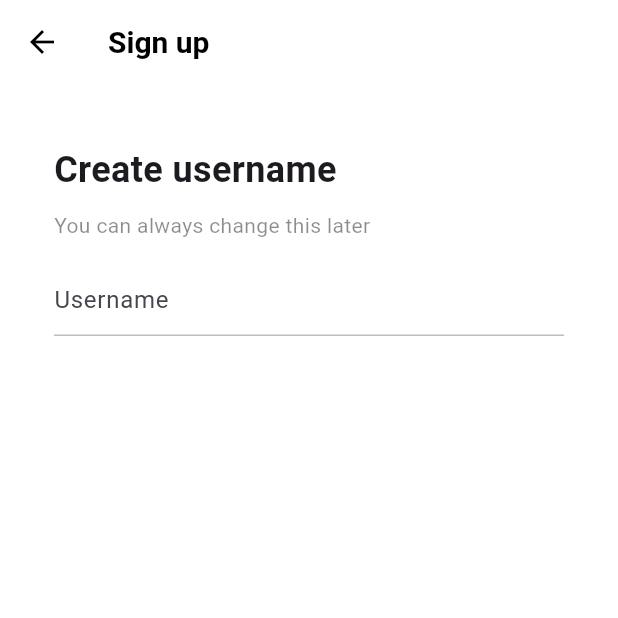
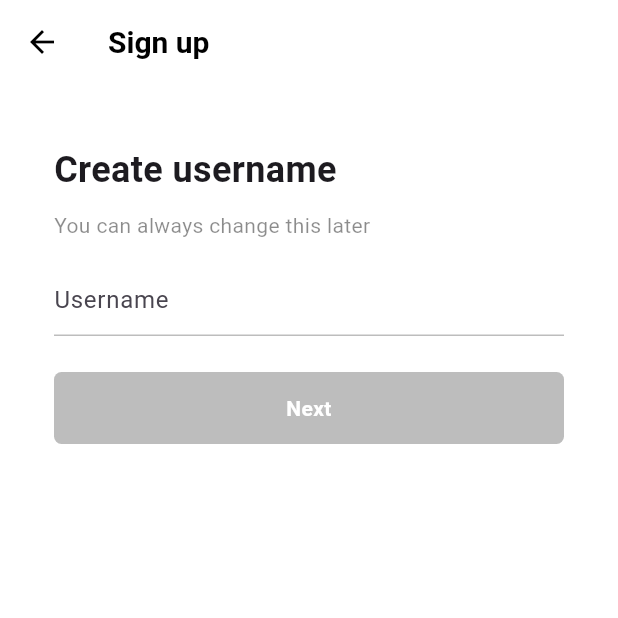
Before and after one commit to James1412/tiktok_clone, a Flutter app: the UsernameScreen screen opened directly, on a phone screen of 412 x 824 dp, the top half of it. Run offline on Flutter 3.47's test engine with Material 3 defaults, Android fonts, the phone set to English and light mode, and no system bars; our stand-ins replace font_awesome_flutter.

```diff
--- a/lib/features/authentication/username_screen.dart
+++ b/lib/features/authentication/username_screen.dart
@@ -2,8 +2,27 @@ import 'package:flutter/material.dart';
 import 'package:tiktok_clone/constants/gaps.dart';
 import 'package:tiktok_clone/constants/sizes.dart';
 
-class UsernameScreen extends StatelessWidget {
+class UsernameScreen extends StatefulWidget {
   const UsernameScreen({super.key});
+
+  @override
+  State<UsernameScreen> createState() => _UsernameScreenState();
+}
+
+class _UsernameScreenState extends State<UsernameScreen> {
+  final TextEditingController _usernameController = TextEditingController();
+
+  String _username = "";
+
+  @override
+  void initState() {
+    super.initState();
+    _usernameController.addListener(() {
+      setState(() {
+        _username = _usernameController.text;
+      });
+    });
+  }
 
   @override
   Widget build(BuildContext context) {
@@ -38,6 +57,7 @@ class UsernameScreen extends StatelessWidget {
             ),
             Gaps.v16,
             TextField(
+              controller: _usernameController,
               decoration: InputDecoration(
                 hintText: "Username",
                 enabledBorder: UnderlineInputBorder(
@@ -53,6 +73,30 @@ class UsernameScreen extends StatelessWidget {
               ),
               cursorColor: Theme.of(context).primaryColor,
             ),
+            Gaps.v24,
+            FractionallySizedBox(
+              widthFactor: 1,
+              child: AnimatedContainer(
+                duration: const Duration(milliseconds: 200),
+                padding: const EdgeInsets.symmetric(
+                  vertical: Sizes.size14,
+                ),
+                decoration: BoxDecoration(
+                  borderRadius: BorderRadius.circular(Sizes.size5),
+                  color: _username.isEmpty
+                      ? Colors.grey.shade400
+                      : Theme.of(context).primaryColor,
+                ),
+                child: const Text(
+                  "Next",
+                  style: TextStyle(
+                    color: Colors.white,
+                    fontWeight: FontWeight.bold,
+                  ),
+                  textAlign: TextAlign.center,
+                ),
+              ),
+            ),
           ],
         ),
       ),
```
